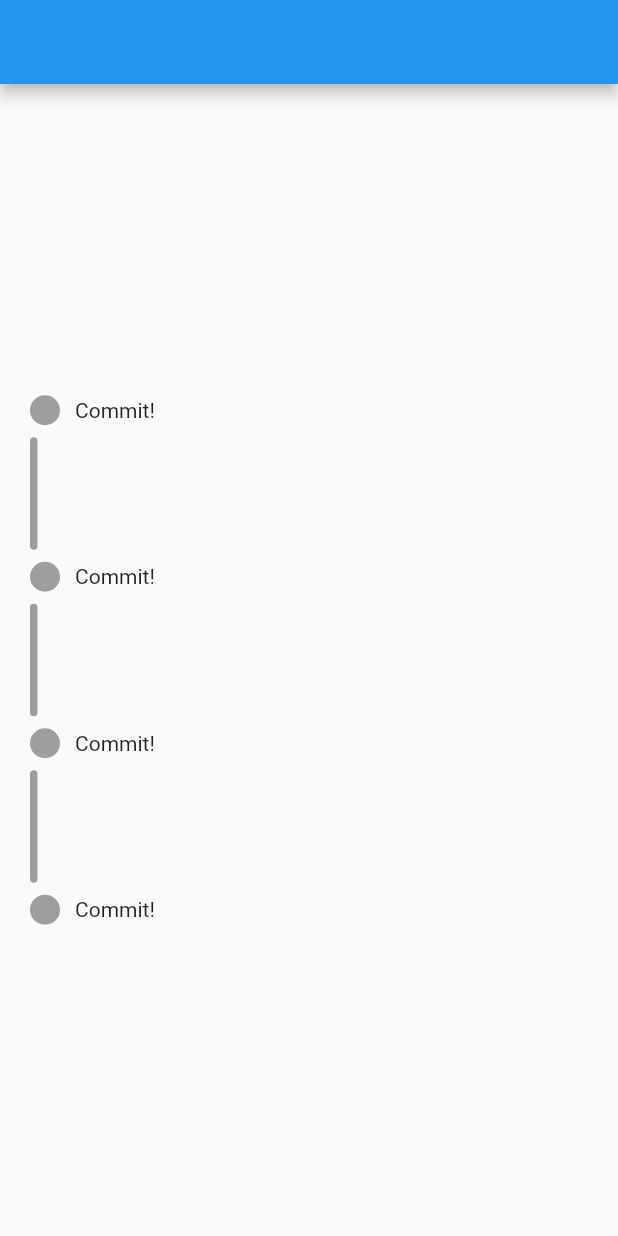
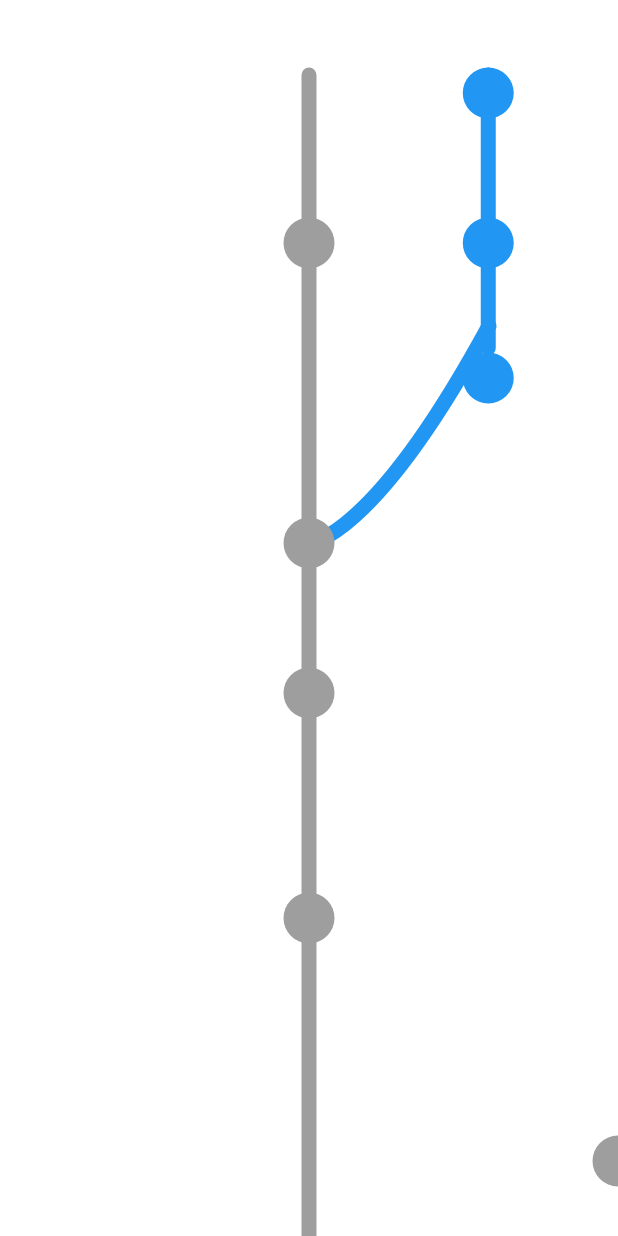
Before and after one commit to Sameerkash/flutter_gitgraph, a Flutter app: the screen it shows after launch, on a phone screen of 412 x 824 dp. Run offline on Flutter 3.47's test engine with Material 2 defaults, Android fonts, the phone set to English and light mode, and no system bars; our stand-ins replace timelines.

Commit message:
hacked a MVP

```diff
--- a/example/lib/main.dart
+++ b/example/lib/main.dart
@@ -1,5 +1,6 @@
 import 'package:flutter/material.dart';
 import 'package:flutter_gitgraph/flutter_gitgraph.dart';
+import 'package:timelines/timelines.dart';
 
 void main() {
   runApp(MyApp());
@@ -14,79 +15,85 @@ class MyApp extends StatelessWidget {
       theme: ThemeData(
         primarySwatch: Colors.blue,
       ),
-      home: MyWidget(),
+      home: Test(),
     );
   }
 }
 
-class MyWidget extends StatelessWidget {
+class Test extends StatelessWidget {
   @override
   Widget build(BuildContext context) {
-    return Scaffold(
-      appBar: AppBar(),
-      body: Center(
-        child: Container(
-          margin: EdgeInsets.all(20),
-          child: Row(
-            children: [
-              Column(
-                mainAxisSize: MainAxisSize.min,
-                mainAxisAlignment: MainAxisAlignment.spaceBetween,
-                crossAxisAlignment: CrossAxisAlignment.start,
-                children: [
-                  Row(
-                    children: [
-                      CommitWidget(),
-                      Padding(
-                        padding: const EdgeInsets.all(10.0),
-                        child: TagWidget(),
-                      ),
-                    ],
-                  ),
-                  BranchWidget(),
-                  Row(
-                    children: [
-                      Row(
-                        children: [
-                          CommitWidget(),
-                          Padding(
-                            padding: const EdgeInsets.all(10.0),
-                            child: TagWidget(),
-                          ),
-                        ],
-                      ),
-                    ],
-                  ),
-                  BranchWidget(),
-                  Row(
-                    children: [
-                      CommitWidget(),
-                      Padding(
-                        padding: const EdgeInsets.all(10.0),
-                        child: TagWidget(),
-                      ),
-                    ],
-                  ),
-                  BranchWidget(),
-                  Row(
-                    children: [
-                      CommitWidget(),
-                      Padding(
-                        padding: const EdgeInsets.all(10.0),
-                        child: TagWidget(),
-                      ),
-                    ],
-                  ),
-                ],
-              ),
-              // Column(
-              //   crossAxisAlignment: CrossAxisAlignment.center,
-              //   children: [Text("master")],
-              // )
-            ],
-          ),
-        ),
-      ),
+    return CustomPaint(
+      painter: Timeline(),
+      child: Container(),
     );
   }
 }
+
+class Timeline extends CustomPainter {
+  @override
+  void paint(Canvas canvas, Size size) {
+    var paint = Paint()
+      ..color = Colors.grey
+      ..strokeWidth = 10
+      ..style = PaintingStyle.stroke
+      ..strokeCap = StrokeCap.round;
+
+    var branchPaint = Paint()
+      ..color = Colors.blue
+      ..strokeWidth = 10
+      ..style = PaintingStyle.stroke
+      ..strokeCap = StrokeCap.round;
+
+    Offset offsetTopCenter = size.topCenter(new Offset(0.0, 50.0));
+    Offset offsetBottom = size.bottomCenter(new Offset(0.0, 50.0));
+
+    Offset newoffsetTopCenter = size.topCenter(new Offset(119.5, 50.0));
+    Offset newoffsetBottom = size.center(new Offset(119.5, -180.0));
+
+    canvas.drawLine(offsetTopCenter, offsetBottom, paint);
+
+    Paint circleFill = new Paint()
+      ..color = Colors.grey
+      ..style = PaintingStyle.fill
+      ..strokeWidth = 20;
+
+    Paint branchCirle = new Paint()
+      ..color = Colors.blue
+      ..style = PaintingStyle.fill
+      ..strokeWidth = 20;
+
+    Offset centeroff = size.center(new Offset(0.0, -50.0));
+
+    Offset newOfff = size.center(new Offset(0.0, -50.0));
+
+    Path path = Path();
+    path.moveTo(centeroff.dx, centeroff.dy);
+    path.cubicTo(newOfff.dx, newOfff.dy, newOfff.dx * 1.2, newOfff.dy,
+        centeroff.dx + 120, centeroff.dy * 0.6);
+
+    canvas.drawPath(path, branchPaint);
+
+    canvas.drawLine(newoffsetTopCenter, newoffsetBottom, branchPaint);
+
+    canvas.drawCircle(centeroff, 17.0, circleFill);
+
+    canvas.drawCircle(size.center(new Offset(0.0, -250.0)), 17.0, circleFill);
+    canvas.drawCircle(size.center(newOfff), 17.0, circleFill);
+
+    canvas.drawCircle(size.center(new Offset(0.0, 50.0)), 17.0, circleFill);
+
+    canvas.drawCircle(size.center(new Offset(0.0, 200.0)), 17.0, circleFill);
+
+    /// Branch commits
+    canvas.drawCircle(size.center(new Offset(119.5, -160)), 17.0, branchCirle);
+
+    canvas.drawCircle(size.center(new Offset(119.5, -250)), 17.0, branchCirle);
+    canvas.drawCircle(size.center(new Offset(119.5, -350)), 17.0, branchCirle);
+  }
+
+  @override
+  bool shouldRepaint(covariant CustomPainter oldDelegate) {
+    return false;
+  }
+}
--- a/example/pubspec.yaml
+++ b/example/pubspec.yaml
@@ -30,6 +30,7 @@ dependencies:
   cupertino_icons: ^1.0.2
   flutter_gitgraph:
     path: ../
+  timelines: ^0.0.2
 
 dev_dependencies:
   flutter_test:
--- a/lib/src/widget/branch_widget.dart
+++ b/lib/src/widget/branch_widget.dart
@@ -10,7 +10,7 @@ class BranchWidget extends StatelessWidget {
   @override
   Widget build(BuildContext context) {
     return Container(
-      width: 5,
+      width: 15,
       height: 75,
       decoration: BoxDecoration(
           color: Colors.grey, borderRadius: BorderRadius.circular(15)),
--- a/lib/src/widget/commit_widget.dart
+++ b/lib/src/widget/commit_widget.dart
@@ -5,8 +5,8 @@ class CommitWidget extends StatelessWidget {
   @override
   Widget build(BuildContext context) {
     return  Container(
-        width: 20,
-        height: 20,
+        width: 30,
+        height: 30,
         decoration: BoxDecoration(
           shape: BoxShape.circle,
           color: Colors.grey,
```
Also changed, not shown: example/pubspec.lock, 2 other files.
